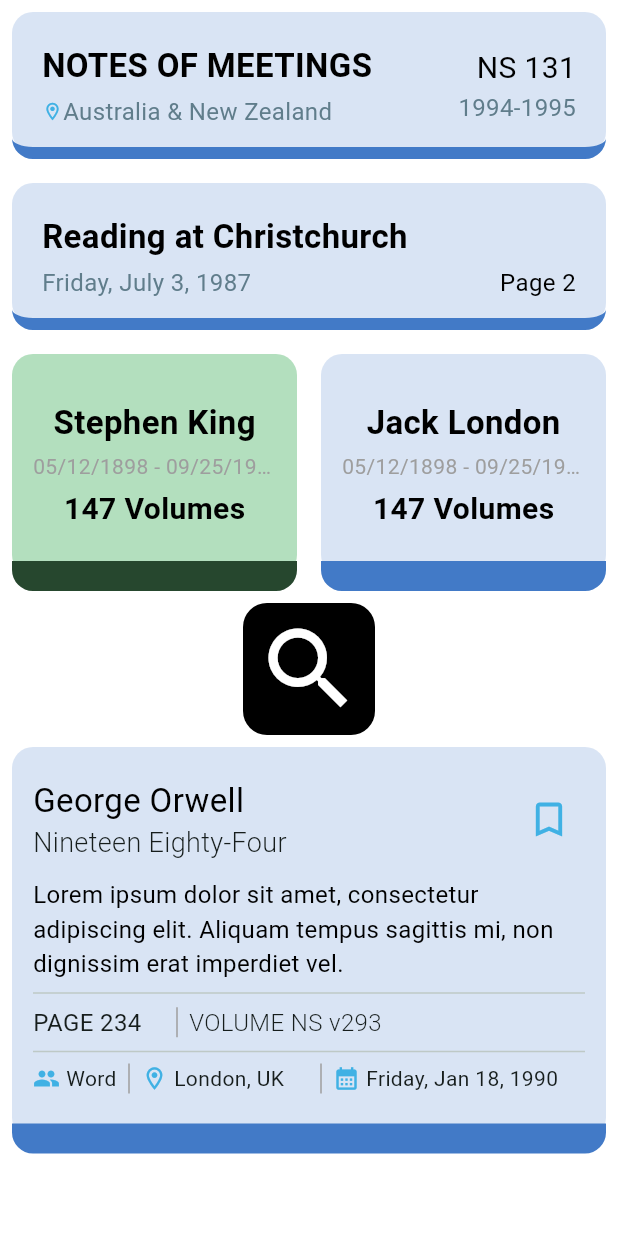
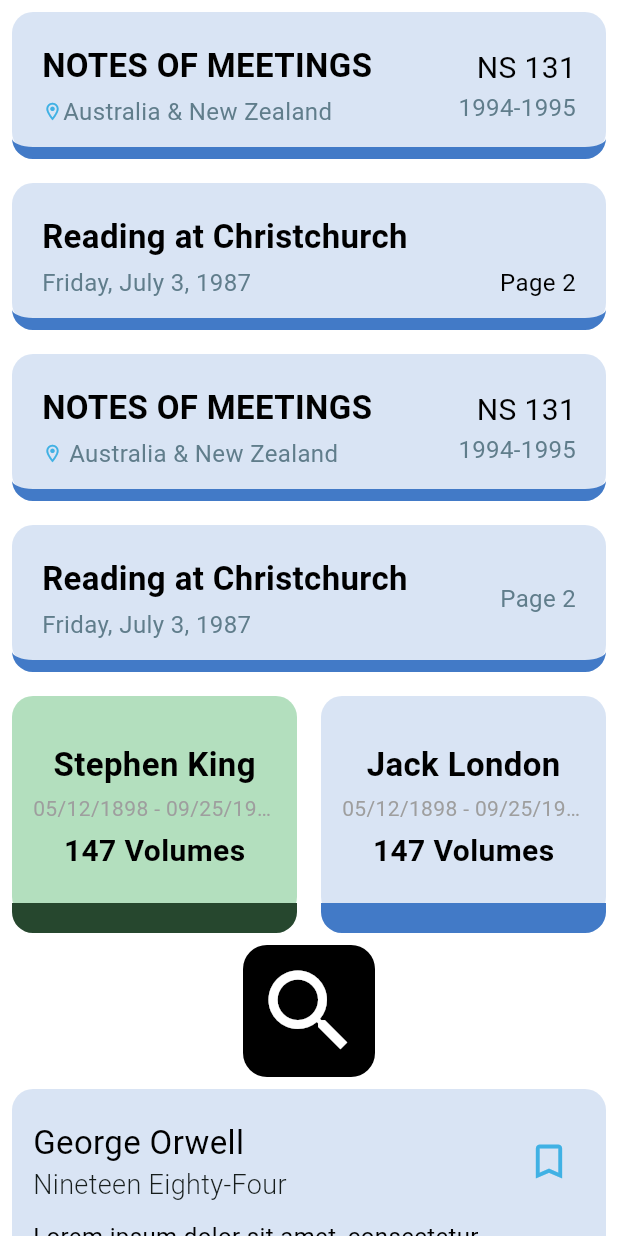
Before and after one commit to toluene5019/test_widgets, a Flutter app: the screen it shows after launch, on a phone screen of 412 x 824 dp. Run offline on Flutter 3.47's test engine with Material 3 defaults, Android fonts, the phone set to English and light mode, and no system bars.

Commit message:
rework widgets

```diff
--- /dev/null
+++ b/lib/widgets/content_widget.dart
@@ -0,0 +1,127 @@
+import 'package:flutter/material.dart';
+import 'package:test_widgets/colors.dart';
+
+class ContentWidget extends StatelessWidget {
+  final String title;
+  final String locationOrDateText;
+  final String? idVolumeText;
+  final String yearsOrPageText;
+  final IconData? icon;
+  final Color backgroundColor;
+  final Color bottomColor;
+
+  const ContentWidget.notes({
+    super.key,
+    required this.title,
+    required this.locationOrDateText,
+    required this.idVolumeText,
+    required this.yearsOrPageText,
+    required this.icon,
+    required this.backgroundColor,
+    required this.bottomColor,
+  });
+
+  const ContentWidget.pages({
+    super.key,
+    required this.title,
+    required this.locationOrDateText,
+    required this.yearsOrPageText,
+    required this.backgroundColor,
+    required this.bottomColor,
+    this.idVolumeText,
+    this.icon,
+  });
+
+  @override
+  Widget build(BuildContext context) {
+    return Container(
+      margin: const EdgeInsets.all(8),
+      padding: const EdgeInsets.only(top: 20, right: 20, bottom: 12, left: 20),
+      decoration: BoxDecoration(
+        color: backgroundColor,
+        border: Border(
+          bottom: BorderSide(
+            color: bottomColor,
+            width: 8,
+          ),
+        ),
+        borderRadius: BorderRadius.circular(14.0),
+      ),
+      child: Column(
+        crossAxisAlignment: CrossAxisAlignment.start,
+        children: [
+          Row(
+            children: [
+              Expanded(
+                flex: 3,
+                child: Column(
+                  crossAxisAlignment: CrossAxisAlignment.start,
+                  children: [
+                    Text(
+                      title,
+                      maxLines: 1,
+                      overflow: TextOverflow.ellipsis,
+                      style: const TextStyle(
+                        fontWeight: FontWeight.bold,
+                        fontSize: 22.0,
+                        color: Colors.black,
+                      ),
+                    ),
+                    const SizedBox(height: 4),
+                    Row(
+                      children: [
+                        if (icon != null)
+                          Row(
+                            children: [
+                              Icon(
+                                icon,
+                                size: 14.0,
+                                color: AppColor.iconColor,
+                              ),
+                              const SizedBox(width: 4),
+                            ],
+                          ),
+                        Text(
+                          locationOrDateText,
+                          maxLines: 1,
+                          overflow: TextOverflow.ellipsis,
+                          style: const TextStyle(
+                            fontSize: 16.0,
+                            color: Colors.blueGrey,
+                          ),
+                        ),
+                      ],
+                    ),
+                  ],
+                ),
+              ),
+              Expanded(
+                flex: 1,
+                child: Column(
+                  crossAxisAlignment: CrossAxisAlignment.end,
+                  children: [
+                    if (idVolumeText != null)
+                      Text(
+                        idVolumeText!,
+                        style: const TextStyle(
+                          fontSize: 20.0,
+                          color: Colors.black,
+                        ),
+                      ),
+                    Text(
+                      yearsOrPageText,
+                      style: const TextStyle(
+                        fontSize: 16.0,
+                        color: Colors.blueGrey,
+                      ),
+                    ),
+                  ],
+                ),
+              )
+            ],
+          ),
+        ],
+      ),
+    );
+  }
+}
--- a/lib/widgets_page.dart
+++ b/lib/widgets_page.dart
@@ -2,6 +2,7 @@
 import 'package:test_widgets/widgets/book_info_card.dart';
 import 'package:test_widgets/widgets/card_widget.dart';
 import 'package:test_widgets/colors.dart';
+import 'package:test_widgets/widgets/content_widget.dart';
 import 'package:test_widgets/widgets/icon_button_widget.dart';
 import 'package:test_widgets/widgets/notes_widget.dart';
 import 'package:test_widgets/widgets/pages_widget.dart';
@@ -32,6 +33,22 @@
                 pageNumberText: 'Page 2',
                 pageBackgroundColor: AppColor.backgroundColor,
                 pageBottomColor: AppColor.bottomColor,
+              ),
+              ContentWidget.notes(
+                title: "NOTES OF MEETINGS",
+                locationOrDateText: "Australia & New Zealand",
+                idVolumeText: 'NS 131',
+                yearsOrPageText: '1994-1995',
+                icon: Icons.location_on_outlined,
+                backgroundColor: AppColor.backgroundColor,
+                bottomColor: AppColor.bottomColor,
+              ),
+              ContentWidget.pages(
+                title: "Reading at Christchurch",
+                locationOrDateText: 'Friday, July 3, 1987',
+                yearsOrPageText: 'Page 2',
+                backgroundColor: AppColor.backgroundColor,
+                bottomColor: AppColor.bottomColor,
               ),
               Row(
                 children: [
```
